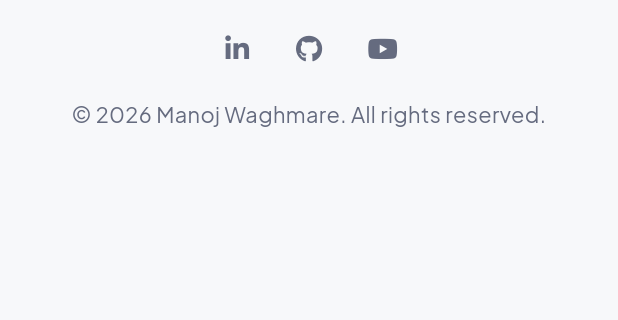
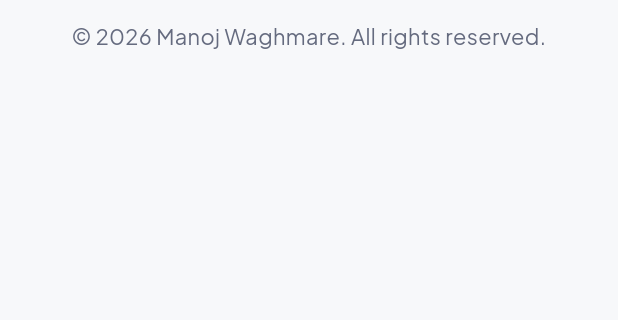
Before and after one commit to mjwaghmare/manoj-portfolio, a Flutter app: the FooterSection widget shown alone on an empty page, opened directly, on a phone screen of 412 x 824 dp, the part 60-380 px from its top. Run offline on Flutter 3.47's test engine with Material 3 defaults, Android fonts, the phone set to English and light mode, and no system bars; our stand-ins replace flutter_svg, shared_preferences, web; accounts and stored records are empty.

Commit message:
Remove social links from the footer
- The contact section directly above already links LinkedIn, GitHub
  and YouTube

Co-Authored-By: Claude Opus 5.5 <noreply@anthropic.com>

```diff
--- a/lib/models/profile_model.dart
+++ b/lib/models/profile_model.dart
@@ -65,6 +65,6 @@ class ProfileModel {
   /// Handwritten lines beside the portrait. Empty hides the note.
   final List<String> handwrittenNote;
 
-  /// Social profiles in display order, as shown in the footer.
+  /// Social profiles in display order.
   List<SocialLink> get socialLinks => [linkedin, github, youtube];
 }
--- a/lib/sections/footer_section.dart
+++ b/lib/sections/footer_section.dart
@@ -3,8 +3,6 @@ import 'package:flutter/material.dart';
 import '../core/constants/app_constants.dart';
 import '../core/theme/app_theme.dart';
 import '../data/portfolio_data.dart';
-import '../models/profile_model.dart';
-import '../widgets/external_link.dart';
 import '../widgets/portfolio_header.dart';
 import '../widgets/section_container.dart';
 
@@ -22,36 +20,21 @@ class FooterSection extends StatelessWidget {
       style: TextStyle(fontSize: 14.5, color: colors.textMuted),
     );
 
-    final socials = Row(
-      mainAxisSize: MainAxisSize.min,
-      children: [for (final link in PortfolioData.profile.socialLinks) _SocialIconLink(link)],
-    );
-
     return ColoredBox(
       color: colors.footerBackground,
       child: ContentWidth(
         child: isMobile
             ? Padding(
                 padding: const EdgeInsets.symmetric(vertical: 18),
-                child: Column(
-                  children: [
-                    const BrandLogo(logoHeight: 22),
-                    const SizedBox(height: 8),
-                    socials,
-                    const SizedBox(height: 8),
-                    copyright,
-                  ],
-                ),
+                child: Column(children: [const BrandLogo(logoHeight: 22), const SizedBox(height: 12), copyright]),
               )
             : SizedBox(
                 height: 56,
                 child: Row(
+                  mainAxisAlignment: MainAxisAlignment.spaceBetween,
                   children: [
                     const BrandLogo(logoHeight: 22),
                     const SizedBox(width: 24),
-                    const Spacer(),
-                    socials,
-                    const SizedBox(width: 16),
                     Flexible(child: copyright),
                   ],
                 ),
@@ -60,31 +43,3 @@ class FooterSection extends StatelessWidget {
     );
   }
 }
-
-/// Icon-only social profile link; opens in a new tab like the contact section's links.
-class _SocialIconLink extends StatelessWidget {
-  const _SocialIconLink(this.link);
-
-  final SocialLink link;
-
-  @override
-  Widget build(BuildContext context) {
-    final theme = Theme.of(context);
-    final colors = PortfolioColors.of(context);
-
-    return ExternalLink(
-      url: link.url,
-      builder: (context, open) => IconButton(
-        onPressed: open,
-        tooltip: link.label,
-        icon: Icon(link.icon, size: 18),
-        style: IconButton.styleFrom(
-          foregroundColor: colors.textMuted,
-          hoverColor: colors.badgeBackground,
-          focusColor: colors.badgeBackground,
-          highlightColor: theme.colorScheme.onSurface.withValues(alpha: 0.08),
-        ),
-      ),
-    );
-  }
-}
```
Also changed, not shown: 1 other file.
